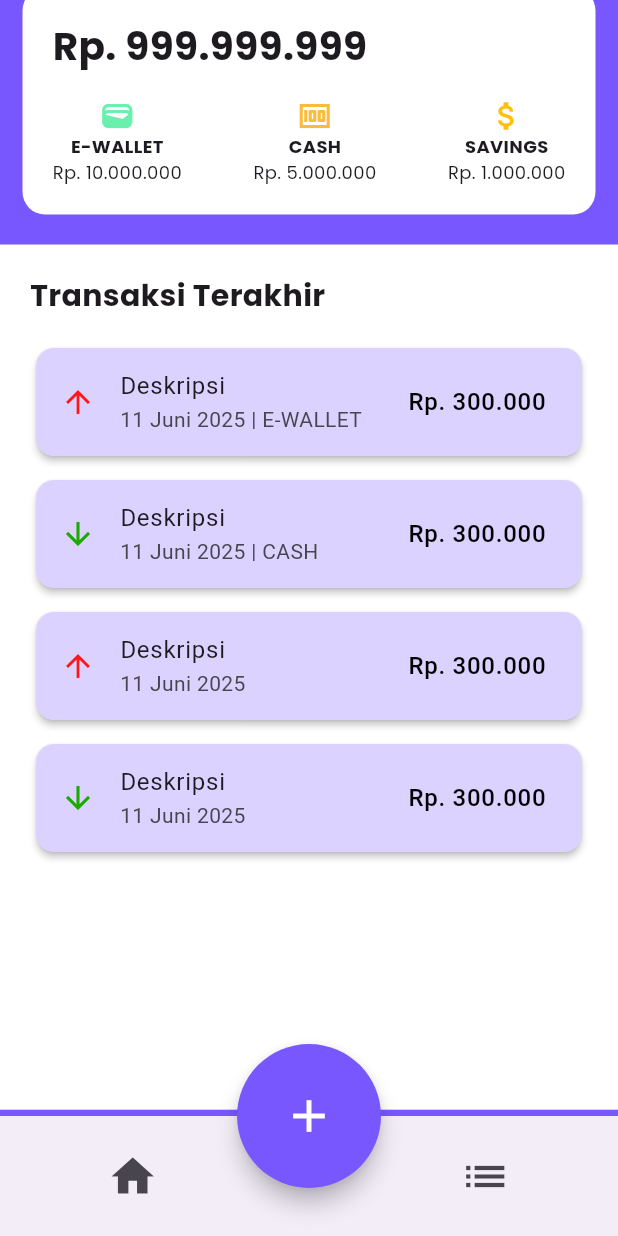
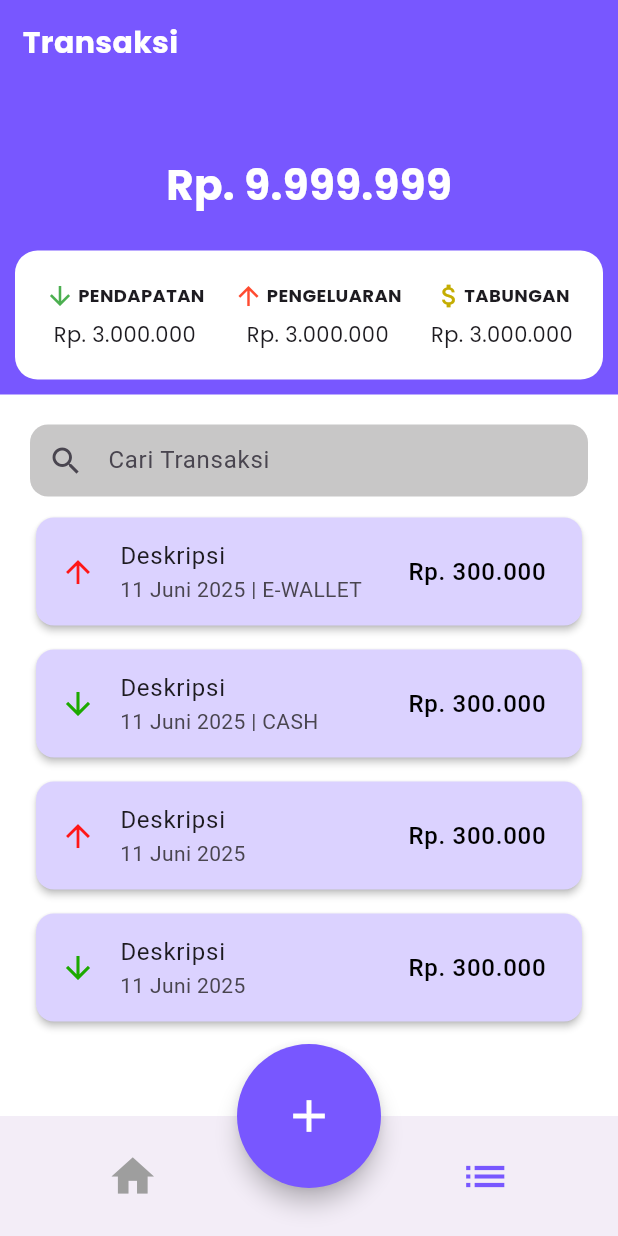
Before and after one commit to Panji-git/hematkuy, a Flutter app: the screen it shows after launch, scrolled down 99 dp, after a tap on the "list" icon, on a phone screen of 412 x 824 dp. Run offline on Flutter 3.47's test engine with Material 3 defaults, Android fonts, the phone set to English and light mode, and no system bars; our stand-ins replace google_fonts.

Commit message:
buat screen transaksi dan search bar

```diff
--- a/lib/screen/main_page.dart
+++ b/lib/screen/main_page.dart
@@ -1,5 +1,6 @@
 import 'package:flutter/material.dart';
 import 'package:hematkuy/screen/home.dart';
+import 'package:hematkuy/screen/transaksi.dart';
 
 class MainPage extends StatefulWidget {
   const MainPage({super.key});
@@ -9,6 +10,14 @@ class MainPage extends StatefulWidget {
 }
 
 class _MainPageState extends State<MainPage> {
+  final List<Widget> _children = [HomePage(), TransaksiPage()];
+  int currentIndex = 0;
+
+  void onTapTapped(int index) {
+    setState(() {
+      currentIndex = index;
+    });
+  }
   @override
   Widget build(BuildContext context) {
     return Scaffold(
@@ -17,16 +26,20 @@ class _MainPageState extends State<MainPage> {
         shape: const CircleBorder(),
         child: Icon(Icons.add, color: Colors.white),
       ),
-      body: HomePage(),
+      body: _children[currentIndex],
       floatingActionButtonLocation: FloatingActionButtonLocation.centerDocked,
       bottomNavigationBar: BottomAppBar(
         // notchMargin: 6.0,
         child: Row(
           mainAxisAlignment: MainAxisAlignment.spaceEvenly,
         children: [
-          IconButton(onPressed: (){}, icon: Icon(Icons.home, size: 34,)),
+          IconButton(onPressed: (){
+            onTapTapped(0);
+          }, icon: Icon(Icons.home, size: 34, color: currentIndex == 0 ? Color(0xff7857FF) : Colors.grey,)),
           SizedBox(width: 90,),
-          IconButton(onPressed: (){}, icon: Icon(Icons.list, size: 34,))
+          IconButton(onPressed: (){
+            onTapTapped(1);
+          }, icon: Icon(Icons.list, size: 34, color: currentIndex == 1 ? Color(0xff7857FF) : Colors.grey,))
           ]),
         )
     );
--- /dev/null
+++ b/lib/screen/transaksi.dart
@@ -0,0 +1,226 @@
+import 'package:flutter/material.dart';
+import 'package:google_fonts/google_fonts.dart';
+
+class TransaksiPage extends StatefulWidget {
+  const TransaksiPage({super.key});
+
+  @override
+  State<TransaksiPage> createState() => _TransaksiPageState();
+}
+
+class _TransaksiPageState extends State<TransaksiPage> {
+  @override
+  Widget build(BuildContext context) {
+    return Scaffold(
+      backgroundColor: Color(0xff7857FF),
+      body: SafeArea(
+        child: SingleChildScrollView(
+          child: Column(
+            crossAxisAlignment: CrossAxisAlignment.start,
+            children: [
+              Padding(
+                padding: const EdgeInsets.symmetric(horizontal: 15, vertical: 14),
+                child: Column(
+                  crossAxisAlignment: CrossAxisAlignment.start,
+                  children: [
+                    Text(
+                      "Transaksi",
+                      style: GoogleFonts.poppins(
+                        fontSize: 20,
+                        fontWeight: FontWeight.bold,
+                        color: Colors.white,
+                      ),
+                    ),
+                    SizedBox(height: 60,),
+                    Center(
+                      child: Text(
+                        "Rp. 9.999.999",
+                        style: GoogleFonts.poppins(
+                          fontSize: 28,
+                          fontWeight: FontWeight.bold,
+                          color: Colors.white,
+                        )
+                      ),
+                    )
+                  ],
+                ),
+              ),
+
+              //container putih 3 icon
+              Padding(
+                padding: const EdgeInsets.all(10),
+                child: Container(
+                  width: double.infinity,
+                  padding: EdgeInsets.all(20),
+                  decoration: BoxDecoration(
+                    color: Colors.white,
+                    borderRadius: BorderRadius.circular(15),
+                  ),
+
+                    child: Row(
+                      mainAxisAlignment: MainAxisAlignment.spaceBetween,
+                      children: [
+                      // Kolom 1: Pendapatan
+                        IntrinsicWidth(
+                          child: Column(
+                            children: [
+                              Row(
+                                mainAxisSize: MainAxisSize.min,
+                                children: [
+                                  Icon(Icons.arrow_downward, color: Colors.green, size: 20,),
+                                  SizedBox(width: 2),
+                                  Text(
+                                    "PENDAPATAN",
+                                    style: GoogleFonts.poppins(fontWeight: FontWeight.bold, fontSize: 12),
+                                  ),
+                                ],
+                              ),
+                              SizedBox(height: 6),
+                              Text(
+                                "Rp. 3.000.000",
+                                style: GoogleFonts.poppins(fontSize: 14),
+                              ),
+                            ],
+                          ),
+                        ),
+                        IntrinsicWidth(
+                          child: Column(
+                            children: [
+                              Row(
+                                mainAxisSize: MainAxisSize.min,
+                                children: [
+                                  Icon(Icons.arrow_upward, color: const Color.fromARGB(255, 255, 75, 48), size: 20,),
+                                  SizedBox(width: 2),
+                                  Text(
+                                    "PENGELUARAN",
+                                    style: GoogleFonts.poppins(fontWeight: FontWeight.bold, fontSize: 12),
+                                  ),
+                                ],
+                              ),
+                              SizedBox(height: 6),
+                              Text(
+                                "Rp. 3.000.000",
+                                style: GoogleFonts.poppins(fontSize: 14),
+                              ),
+                            ],
+                          ),
+                        ),
+                        IntrinsicWidth(
+                          child: Column(
+                            children: [
+                              Row(
+                                mainAxisSize: MainAxisSize.min,
+                                children: [
+                                  Icon(Icons.attach_money, color: const Color.fromARGB(255, 196, 173, 2), size: 20,),
+                                  SizedBox(width: 0),
+                                  Text(
+                                    "TABUNGAN",
+                                    style: GoogleFonts.poppins(fontWeight: FontWeight.bold, fontSize: 12),
+                                  ),
+                                ],
+                              ),
+                              SizedBox(height: 6),
+                              Text(
+                                "Rp. 3.000.000",
+                                style: GoogleFonts.poppins(fontSize: 14),
+                              ),
+                            ],
+                          ),
+                        ),
+                      ]
+                    ),
+                ),
+              ),
+
+              Padding(
+                padding: const EdgeInsets.symmetric(horizontal: 0, vertical: 0),
+                child: Container(
+                  width: double.infinity,
+                  constraints: BoxConstraints(
+                    minHeight: MediaQuery.of(context).size.height *0.7,
+                  ),
+                  padding: const EdgeInsets.all(20),
+                  decoration: BoxDecoration(
+                    color: Colors.white,
+                  ),
+                  child: Column(
+                    crossAxisAlignment: CrossAxisAlignment.start,
+                    children: [
+                      TextField(
+                        decoration: InputDecoration(
+                          hintText: 'Cari Transaksi',
+                          prefixIcon: Icon(Icons.search),
+                          filled: true,
+                          fillColor: const Color.fromARGB(255, 200, 199, 199),
+                          contentPadding: EdgeInsets.symmetric(vertical: 0, horizontal: 16),
+                          border: OutlineInputBorder(
+                            borderRadius: BorderRadius.circular(12),
+                            borderSide: BorderSide.none,
+                          )
+                        ),
+                      ),
+                      const SizedBox(height: 10,),
+
+                      // ✅ Contoh transaksi
+                      Card(
+                        color: Color(0xffDBD2FF),
+                        elevation: 2,
+                        shape: RoundedRectangleBorder(borderRadius: BorderRadius.circular(12)),
+                        child: ListTile(
+                          leading: Icon(Icons.arrow_upward, color: const Color.fromARGB(255, 255, 23, 23),),
+                          title: Text("Deskripsi"),
+                          subtitle: Text("11 Juni 2025 | E-WALLET"),
+                          trailing: Text("Rp. 300.000", style: TextStyle(color: const Color.fromARGB(255, 0, 0, 0), fontSize: 16)),
+                        ),
+                      ),
+                      const SizedBox(height: 8),
+                      Card(
+                        color: Color(0xffDBD2FF),
+                        elevation: 2,
+                        shape: RoundedRectangleBorder(borderRadius: BorderRadius.circular(12)),
+                        child: ListTile(
+                          leading: Icon(Icons.arrow_downward, color: const Color.fromARGB(255, 28, 169, 0),),
+                          title: Text("Deskripsi"),
+                          subtitle: Text("11 Juni 2025 | CASH"),
+                          trailing: Text("Rp. 300.000", style: TextStyle(color: const Color.fromARGB(255, 0, 0, 0), fontSize: 16)),
+                        ),
+                      ),
+                      const SizedBox(height: 8),
+                      Card(
+                        color: Color(0xffDBD2FF),
+                        elevation: 2,
+                        shape: RoundedRectangleBorder(borderRadius: BorderRadius.circular(12)),
+                        child: ListTile(
+                          leading: Icon(Icons.arrow_upward, color: const Color.fromARGB(255, 255, 23, 23),),
+                          title: Text("Deskripsi"),
+                          subtitle: Text("11 Juni 2025"),
+                          trailing: Text("Rp. 300.000", style: TextStyle(color: const Color.fromARGB(255, 0, 0, 0), fontSize: 16)),
+                        ),
+                      ),
+                      const SizedBox(height: 8),
+                      Card(
+                        color: Color(0xffDBD2FF),
+                        elevation: 2,
+                        shape: RoundedRectangleBorder(borderRadius: BorderRadius.circular(12)),
+                        child: ListTile(
+                          leading: Icon(Icons.arrow_downward, color: const Color.fromARGB(255, 28, 169, 0),),
+                          title: Text("Deskripsi"),
+                          subtitle: Text("11 Juni 2025"),
+                          trailing: Text("Rp. 300.000", style: TextStyle(color: const Color.fromARGB(255, 0, 0, 0), fontSize: 16)),
+                        ),
+                      ),
+
+                    ],
+                  ),
+                ),
+              ),
+            ],
+          ),
+
+
+        )
+      ),
+    );
+
+  }
+}
```
